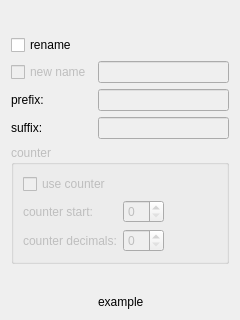
Above: plugins/rename/widget.ui from FalseCAM/reihenaufnahme before the change. Below: the same form after it.
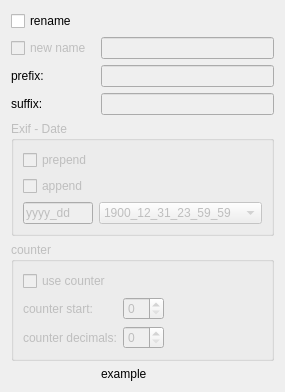
That is the form after the change.

Patch:
```diff
--- a/plugins/rename/widget.ui
+++ b/plugins/rename/widget.ui
@@ -7,7 +7,7 @@
     <x>0</x>
     <y>0</y>
     <width>240</width>
-    <height>320</height>
+    <height>351</height>
    </rect>
   </property>
   <property name="windowTitle">
@@ -126,19 +126,6 @@
      </property>
     </widget>
    </item>
-   <item row="7" column="0">
-    <spacer name="verticalSpacer">
-     <property name="orientation">
-      <enum>Qt::Vertical</enum>
-     </property>
-     <property name="sizeHint" stdset="0">
-      <size>
-       <width>20</width>
-       <height>40</height>
-      </size>
-     </property>
-    </spacer>
-   </item>
    <item row="0" column="0">
     <spacer name="verticalSpacer_2">
      <property name="orientation">
@@ -162,6 +149,63 @@
      </property>
     </widget>
    </item>
+   <item row="5" column="0" colspan="3">
+    <widget class="QGroupBox" name="exifGroupBox">
+     <property name="enabled">
+      <bool>false</bool>
+     </property>
+     <property name="title">
+      <string>Exif - Date</string>
+     </property>
+     <layout class="QGridLayout" name="gridLayout_3">
+      <item row="0" column="0">
+       <widget class="QCheckBox" name="prependExifCheckBox">
+        <property name="text">
+         <string>prepend</string>
+        </property>
+       </widget>
+      </item>
+      <item row="1" column="0">
+       <widget class="QCheckBox" name="appendExifCheckBox">
+        <property name="text">
+         <string>append</string>
+        </property>
+       </widget>
+      </item>
+      <item row="2" column="0">
+       <widget class="QLineEdit" name="exifLineEdit">
+        <property name="text">
+         <string notr="true">yyyy_dd</string>
+        </property>
+       </widget>
+      </item>
+      <item row="2" column="1">
+       <widget class="QComboBox" name="comboBox">
+        <item>
+         <property name="text">
+          <string notr="true">1900_12_31_23_59_59</string>
+         </property>
+        </item>
+        <item>
+         <property name="text">
+          <string notr="true">1900_12_31</string>
+         </property>
+        </item>
+        <item>
+         <property name="text">
+          <string notr="true">31_12_1900</string>
+         </property>
+        </item>
+        <item>
+         <property name="text">
+          <string notr="true">31_12_23_59</string>
+         </property>
+        </item>
+       </widget>
+      </item>
+     </layout>
+    </widget>
+   </item>
   </layout>
  </widget>
  <resources/>
```
Left out of the diff: 78 changed lines with no effect on the pictures.
